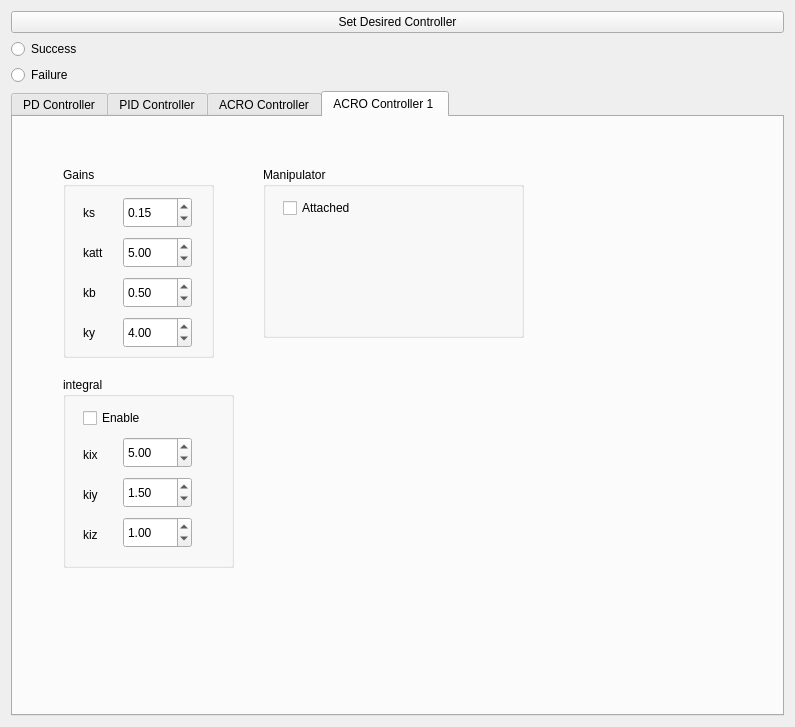
RicZan/quadcoptersSML, file gui/src/gui/ChooseController.ui: the form before one commit.
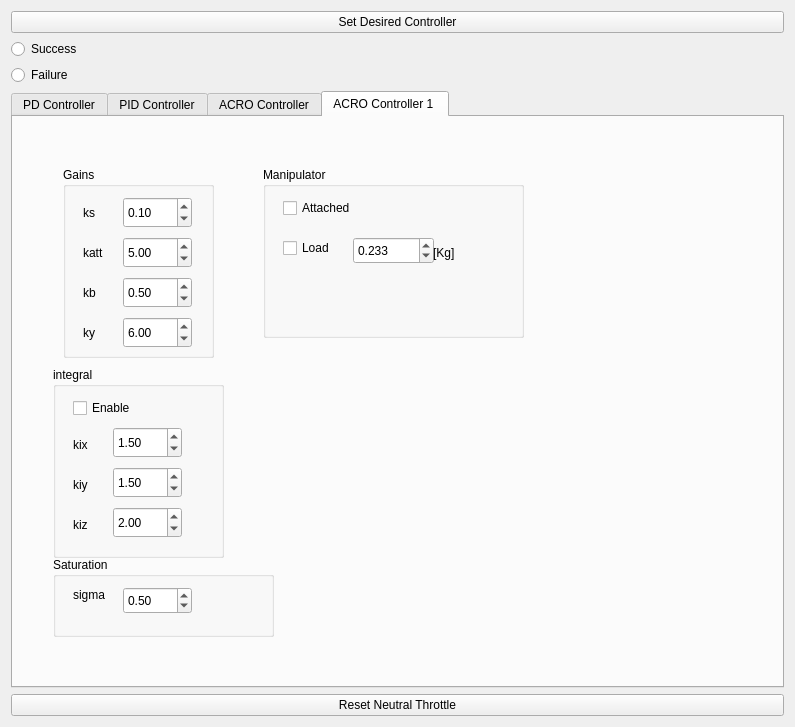
The form after the commit. The open tabs and pages were chosen to show the change.

```diff
--- a/gui/src/gui/ChooseController.ui
+++ b/gui/src/gui/ChooseController.ui
@@ -617,7 +617,7 @@
          </rect>
         </property>
         <property name="value">
-         <double>0.150000000000000</double>
+         <double>0.100000000000000</double>
         </property>
        </widget>
        <widget class="QLabel" name="label_8">
@@ -695,7 +695,7 @@
          </rect>
         </property>
         <property name="value">
-         <double>4.000000000000000</double>
+         <double>6.000000000000000</double>
         </property>
        </widget>
        <widget class="QLabel" name="label_18">
@@ -715,8 +715,8 @@
       <widget class="QGroupBox" name="groupBox_8">
        <property name="geometry">
         <rect>
-         <x>50</x>
-         <y>260</y>
+         <x>40</x>
+         <y>250</y>
          <width>171</width>
          <height>191</height>
         </rect>
@@ -734,7 +734,7 @@
          </rect>
         </property>
         <property name="value">
-         <double>5.000000000000000</double>
+         <double>1.500000000000000</double>
         </property>
        </widget>
        <widget class="QCheckBox" name="SWTCHint">
@@ -799,7 +799,7 @@
          </rect>
         </property>
         <property name="value">
-         <double>1.000000000000000</double>
+         <double>2.000000000000000</double>
         </property>
        </widget>
        <widget class="QLabel" name="label_40">
@@ -841,10 +841,101 @@
          <string>Attached</string>
         </property>
        </widget>
+       <widget class="QDoubleSpinBox" name="massLoad">
+        <property name="geometry">
+         <rect>
+          <x>90</x>
+          <y>70</y>
+          <width>81</width>
+          <height>27</height>
+         </rect>
+        </property>
+        <property name="decimals">
+         <number>3</number>
+        </property>
+        <property name="maximum">
+         <double>1.000000000000000</double>
+        </property>
+        <property name="value">
+         <double>0.233000000000000</double>
+        </property>
+       </widget>
+       <widget class="QCheckBox" name="Load">
+        <property name="geometry">
+         <rect>
+          <x>20</x>
+          <y>70</y>
+          <width>61</width>
+          <height>22</height>
+         </rect>
+        </property>
+        <property name="text">
+         <string>Load</string>
+        </property>
+       </widget>
+       <widget class="QLabel" name="label_20">
+        <property name="geometry">
+         <rect>
+          <x>170</x>
+          <y>70</y>
+          <width>31</width>
+          <height>31</height>
+         </rect>
+        </property>
+        <property name="text">
+         <string>[Kg]</string>
+        </property>
+       </widget>
+      </widget>
+      <widget class="QGroupBox" name="groupBox_9">
+       <property name="geometry">
+        <rect>
+         <x>40</x>
+         <y>440</y>
+         <width>221</width>
+         <height>80</height>
+        </rect>
+       </property>
+       <property name="title">
+        <string>Saturation </string>
+       </property>
+       <widget class="QDoubleSpinBox" name="sigmaMax">
+        <property name="geometry">
+         <rect>
+          <x>70</x>
+          <y>30</y>
+          <width>69</width>
+          <height>27</height>
+         </rect>
+        </property>
+        <property name="value">
+         <double>0.500000000000000</double>
+        </property>
+       </widget>
+       <widget class="QLabel" name="label_41">
+        <property name="geometry">
+         <rect>
+          <x>20</x>
+          <y>30</y>
+          <width>61</width>
+          <height>16</height>
+         </rect>
+        </property>
+        <property name="text">
+         <string>sigma</string>
+        </property>
+       </widget>
       </widget>
      </widget>
     </widget>
    </item>
+   <item row="4" column="1">
+    <widget class="QPushButton" name="neutralThrottleButton">
+     <property name="text">
+      <string>Reset Neutral Throttle</string>
+     </property>
+    </widget>
+   </item>
   </layout>
  </widget>
  <resources/>
```
Left out of the diff: 2 changed lines with no effect on the pictures.
